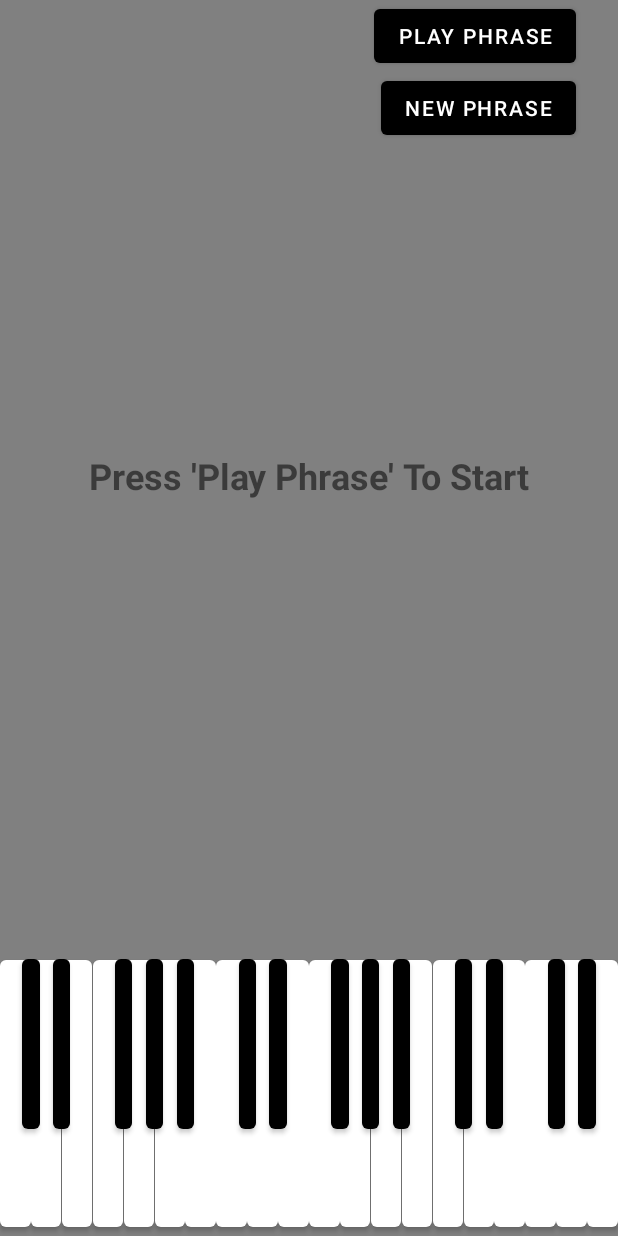
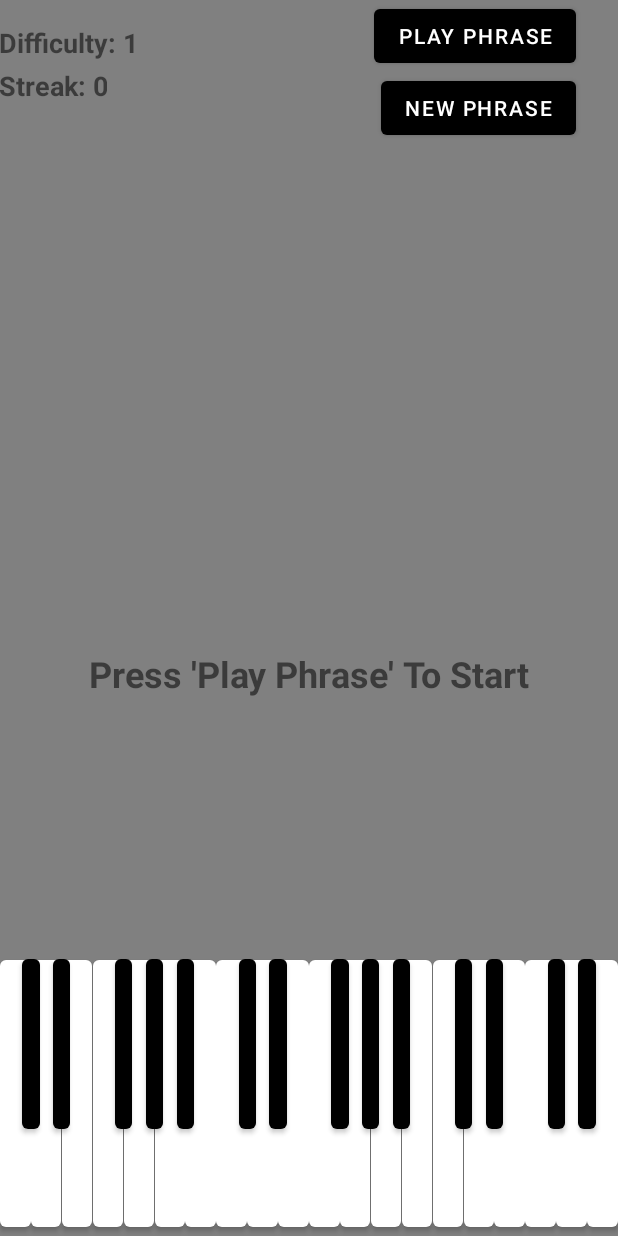
Before and after one commit to DavidRadberg/PitchTrainer, an Android app: the layout pitch_trainer.xml on its own in the app's theme, with its tools: preview values and no code run, on a phone screen of 412 x 824 dp. Run offline under Robolectric (Android 15) with nearby library versions, the phone set to English and light mode, and no system bars.

Commit message:
Shows difficulty and streak

```diff
--- a/app/src/main/java/com/example/pitchtrainer/PitchTrainer.kt
+++ b/app/src/main/java/com/example/pitchtrainer/PitchTrainer.kt
@@ -34,6 +34,7 @@ class PitchTrainer : Fragment() {
         listOf(0, 2, 4, 5, 7, 9, 11, 12, 14, 16, 17, 19, 21, 23, 24, 26, 28, 29, 31, 33)
     private val blackKeys: List<Int> =
         listOf(1, 3, 6, 8, 10, 13, 15, 18, 20, 22, 25, 27, 30, 32)
+    private var streak: Int = 0
 
     // This property is only valid between onCreateView and
     // onDestroyView.
@@ -66,6 +67,8 @@ class PitchTrainer : Fragment() {
             generateNotes()
             binding.buttonPlayPhrase.callOnClick()
         }
+        binding.textViewDifficulty.text = "Difficulty: $difficulty"
+        binding.textViewStreak.text = "Streak: $streak"
     }
 
     private fun generateNotes() {
@@ -139,6 +142,8 @@ class PitchTrainer : Fragment() {
 
     private fun toCorrectState() {
         setResultText("Correct!")
+        streak++
+        binding.textViewStreak.text = "Streak: $streak"
         for (i in 0 until phraseSize) {
             getButton(phrase[i])?.setBackgroundColor(getPhraseColor(i))
         }
--- a/app/src/main/res/layout/pitch_trainer.xml
+++ b/app/src/main/res/layout/pitch_trainer.xml
@@ -296,15 +296,6 @@
             android:orientation="vertical"
             app:layout_constraintGuide_percent=".9495" />
 
-        <TextView
-            android:id="@+id/textview_second"
-            android:layout_width="wrap_content"
-            android:layout_height="wrap_content"
-            app:layout_constraintBottom_toTopOf="@id/button_play_phrase"
-            app:layout_constraintEnd_toEndOf="parent"
-            app:layout_constraintStart_toStartOf="parent"
-            app:layout_constraintTop_toTopOf="parent" />
-
         <Button
             android:id="@+id/button_play_phrase"
             android:layout_width="wrap_content"
@@ -577,7 +568,33 @@
             app:layout_constraintEnd_toEndOf="parent"
             app:layout_constraintHorizontal_bias="0.5"
             app:layout_constraintStart_toStartOf="parent"
+            app:layout_constraintTop_toTopOf="parent"
+            app:layout_constraintVertical_bias="0.72" />
+
+        <TextView
+            android:id="@+id/textViewDifficulty"
+            android:layout_width="wrap_content"
+            android:layout_height="wrap_content"
+            android:layout_marginTop="16dp"
+            android:text="Difficulty: 1"
+            android:textSize="18sp"
+            android:textStyle="bold"
+            app:layout_constraintEnd_toStartOf="@+id/ResultTextView"
+            app:layout_constraintHorizontal_bias="0.05"
+            app:layout_constraintStart_toStartOf="parent"
             app:layout_constraintTop_toTopOf="parent" />
+
+        <TextView
+            android:id="@+id/textViewStreak"
+            android:layout_width="wrap_content"
+            android:layout_height="wrap_content"
+            android:layout_marginTop="4dp"
+            android:autoText="false"
+            android:text="Streak: 0"
+            android:textSize="18sp"
+            android:textStyle="bold"
+            app:layout_constraintStart_toStartOf="@+id/textViewDifficulty"
+            app:layout_constraintTop_toBottomOf="@+id/textViewDifficulty" />
 
     </androidx.constraintlayout.widget.ConstraintLayout>
 
```
